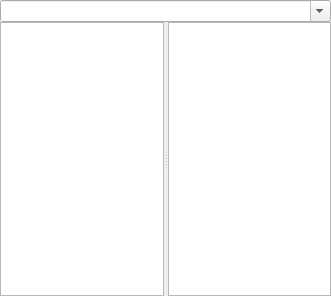
This is libqcups/SelectMakeModel.ui in KDE/print-manager as Qt 5 draws it before an edit. The edited form follows.
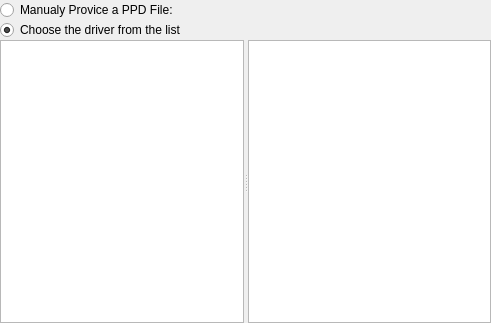
This is the edited form. Custom widgets are drawn as their Qt base class.

```diff
--- a/libqcups/SelectMakeModel.ui
+++ b/libqcups/SelectMakeModel.ui
@@ -6,44 +6,31 @@
    <rect>
     <x>0</x>
     <y>0</y>
-    <width>331</width>
-    <height>296</height>
+    <width>491</width>
+    <height>323</height>
    </rect>
   </property>
   <property name="windowTitle">
    <string>Select a Driver</string>
   </property>
   <layout class="QGridLayout" name="gridLayout">
+   <property name="sizeConstraint">
+    <enum>QLayout::SetNoConstraint</enum>
+   </property>
    <property name="verticalSpacing">
     <number>0</number>
    </property>
    <property name="margin">
     <number>0</number>
    </property>
-   <item row="0" column="0">
-    <widget class="KComboBox" name="makeFilterKCB">
-     <property name="sizePolicy">
-      <sizepolicy hsizetype="MinimumExpanding" vsizetype="Fixed">
-       <horstretch>0</horstretch>
-       <verstretch>0</verstretch>
-      </sizepolicy>
-     </property>
-     <property name="minimumSize">
-      <size>
-       <width>320</width>
-       <height>0</height>
-      </size>
-     </property>
-     <property name="editable">
-      <bool>true</bool>
-     </property>
-     <property name="insertPolicy">
-      <enum>QComboBox::NoInsert</enum>
-     </property>
-    </widget>
-   </item>
-   <item row="1" column="0">
+   <item row="5" column="0" colspan="2">
     <widget class="QSplitter" name="splitter">
+     <property name="sizePolicy">
+      <sizepolicy hsizetype="Expanding" vsizetype="Expanding">
+       <horstretch>0</horstretch>
+       <verstretch>0</verstretch>
+      </sizepolicy>
+     </property>
      <property name="orientation">
       <enum>Qt::Horizontal</enum>
      </property>
@@ -55,13 +42,43 @@
      </widget>
     </widget>
    </item>
+   <item row="0" column="0">
+    <widget class="QRadioButton" name="radioButton">
+     <property name="text">
+      <string>Manualy Provice a PPD File:</string>
+     </property>
+    </widget>
+   </item>
+   <item row="0" column="1">
+    <widget class="KUrlRequester" name="kurlrequester">
+     <property name="enabled">
+      <bool>false</bool>
+     </property>
+     <property name="sizePolicy">
+      <sizepolicy hsizetype="Expanding" vsizetype="Fixed">
+       <horstretch>0</horstretch>
+       <verstretch>0</verstretch>
+      </sizepolicy>
+     </property>
+    </widget>
+   </item>
+   <item row="3" column="0" colspan="2">
+    <widget class="QRadioButton" name="radioButton_2">
+     <property name="text">
+      <string>Choose the driver from the list</string>
+     </property>
+     <property name="checked">
+      <bool>true</bool>
+     </property>
+    </widget>
+   </item>
   </layout>
  </widget>
  <customwidgets>
   <customwidget>
-   <class>KComboBox</class>
-   <extends>QComboBox</extends>
-   <header>kcombobox.h</header>
+   <class>KUrlRequester</class>
+   <extends>QFrame</extends>
+   <header>kurlrequester.h</header>
   </customwidget>
  </customwidgets>
  <resources/>
```
Left out of the diff: 51 changed lines with no effect on the pictures.
